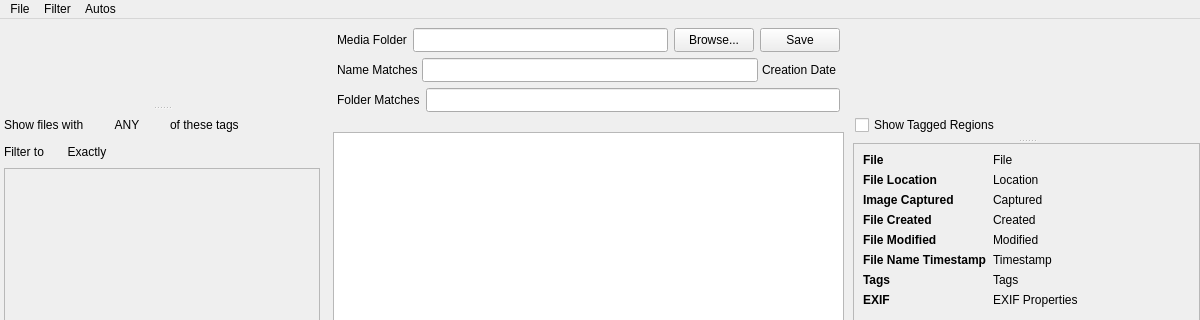
Qt form mainwindow.ui (merrillaldrich/compendia) before a commit; both pictures show x 0 to 1200 and y 0 to 320 of the 1200 by 800 pixel window.
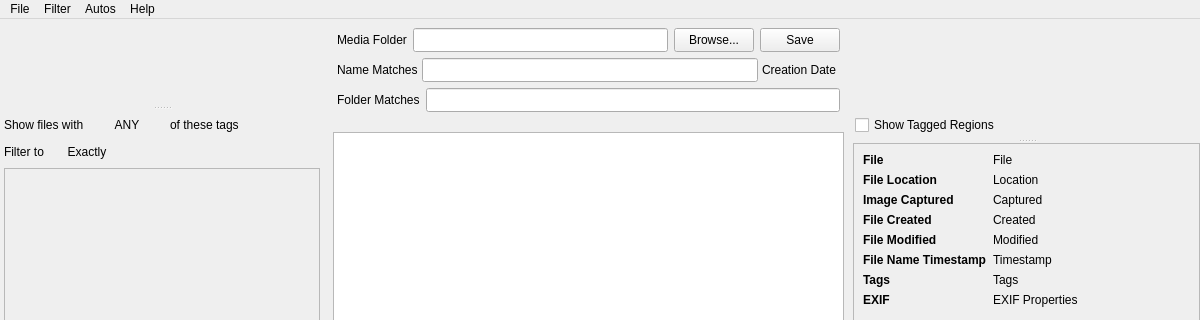
The same form after that commit. Custom widgets are drawn as their Qt base class.

Commit message:
Add About dialog and version number infrastructure
- version.h.in: CMake configure_file template; generates version.h in
  the build directory with APP_VERSION_STRING and major/minor/patch macros
- aboutdialog.h/cpp: programmatic QDialog showing app name, version,
  third-party dependency acknowledgements, GPL v3 license, and copyright
- Help menu added at the right end of the menu bar (mainwindow.ui)
- mainwindow: includes aboutdialog.h, adds on_actionAbout_triggered() slot

The edit to the form file:
```diff
--- a/mainwindow.ui
+++ b/mainwindow.ui
@@ -880,9 +880,16 @@
     <addaction name="separator"/>
     <addaction name="actionFind_Similar_Images"/>
    </widget>
+   <widget class="QMenu" name="menuHelp">
+    <property name="title">
+     <string>Help</string>
+    </property>
+    <addaction name="actionAbout"/>
+   </widget>
    <addaction name="menuFile"/>
    <addaction name="menuFilter"/>
    <addaction name="menuAutos"/>
+   <addaction name="menuHelp"/>
   </widget>
   <widget class="QStatusBar" name="statusBar"/>
   <action name="actionOpen_Folder">
```
Left out of the diff: 5 changed lines with no effect on the pictures. The commit also changes 6 other files.
